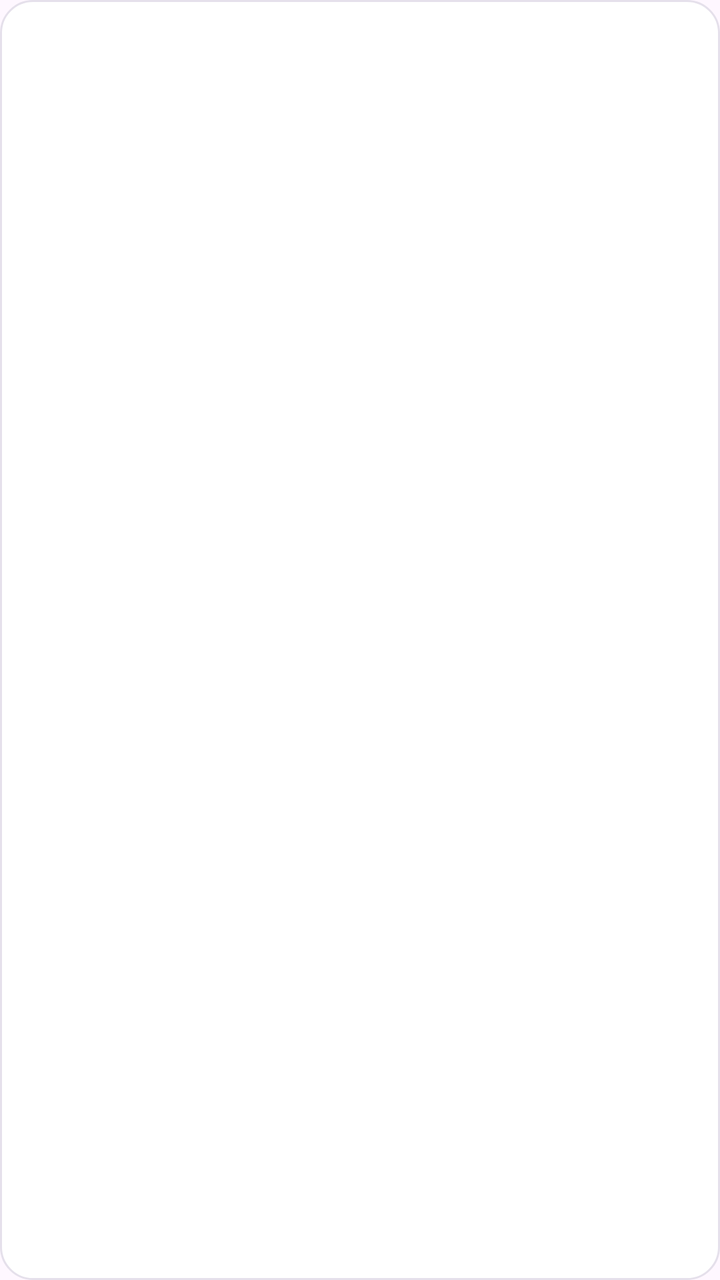
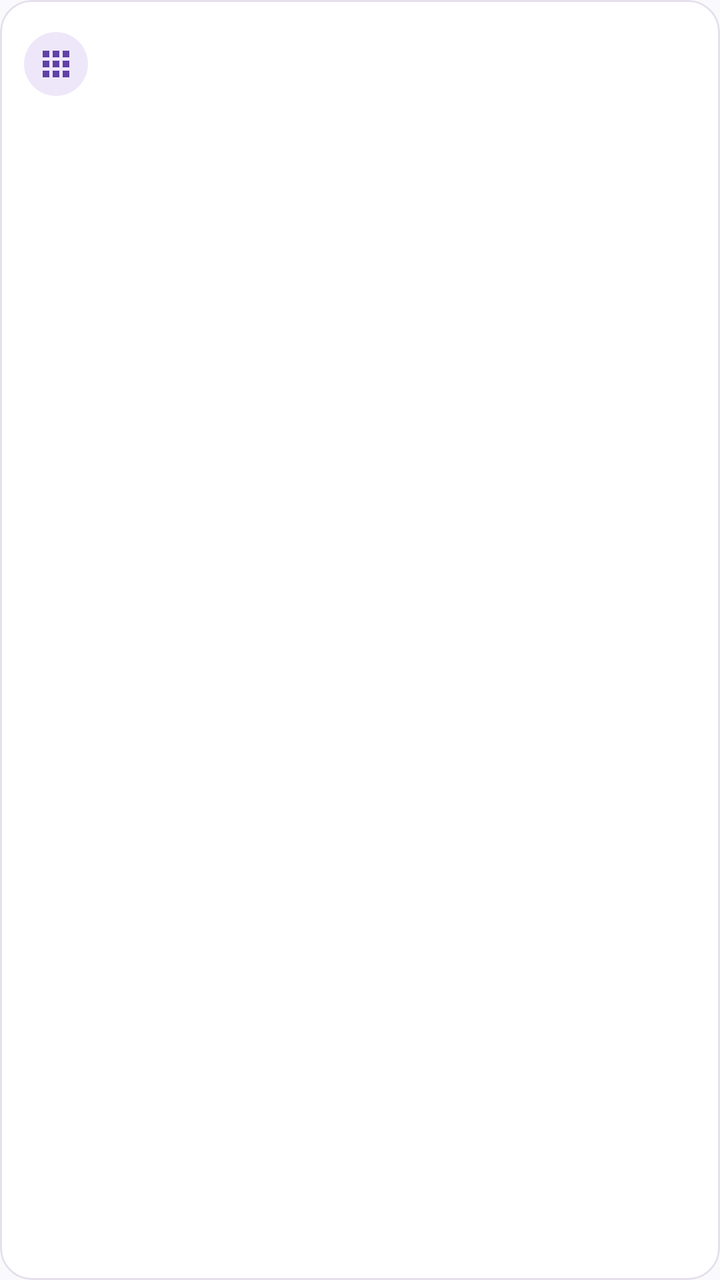

An Android layout rendered at two revisions. The XML below is the earlier revision; the diff shows what the commit changed to produce the second picture.
<!-- AndroidManifest.xml: application theme Theme.ApiMovil -->
<!-- res/layout/item_fila_doble.xml -->
<?xml version="1.0" encoding="utf-8"?>
<LinearLayout xmlns:android="http://schemas.android.com/apk/res/android"
    android:layout_width="match_parent"
    android:layout_height="wrap_content"
    android:orientation="vertical"
    android:background="@drawable/bg_tarjeta"
    android:padding="16dp"
    android:layout_marginBottom="10dp">

    <TextView
        android:id="@+id/textTitulo"
        android:layout_width="match_parent"
        android:layout_height="wrap_content"
        android:textStyle="bold"
        android:textSize="16sp"
        android:textColor="@color/texto_principal" />

    <TextView
        android:id="@+id/textSubtitulo"
        android:layout_width="match_parent"
        android:layout_height="wrap_content"
        android:textSize="13sp"
        android:textColor="@color/texto_secundario"
        android:layout_marginTop="2dp" />

</LinearLayout>
<!-- resources referenced by this layout -->
<resources>
  <color name="texto_principal">#24212D</color>
  <color name="texto_secundario">#706A7A</color>
  <!-- drawable bg_tarjeta (drawable) -->
  <?xml version="1.0" encoding="utf-8"?>
  <shape xmlns:android="http://schemas.android.com/apk/res/android" android:shape="rectangle">
      <solid android:color="@color/blanco" />
      <corners android:radius="16dp" />
      <stroke android:width="1dp" android:color="@color/borde" />
  </shape>
  <style name="Theme.ApiMovil" parent="Theme.Material3.DayNight.NoActionBar">
          <item name="colorPrimary">@color/purple_500</item>
          <item name="colorPrimaryVariant">@color/purple_700</item>
          <item name="colorOnPrimary">@color/white</item>
          <item name="colorSecondary">@color/teal_200</item>
      </style>
  <color name="blanco">#FFFFFF</color>
  <color name="borde">#E5E0EB</color>
  <color name="purple_500">#6042A6</color>
  <color name="purple_700">#342052</color>
  <color name="white">#FFFFFFFF</color>
  <color name="teal_200">#6042A6</color>
</resources>

<!-- the commit's change to res/layout/item_fila_doble.xml (unified diff, before → after) -->
@@ -1,26 +1,53 @@
 <?xml version="1.0" encoding="utf-8"?>
-<LinearLayout xmlns:android="http://schemas.android.com/apk/res/android"
+<com.google.android.material.card.MaterialCardView xmlns:android="http://schemas.android.com/apk/res/android"
+    xmlns:app="http://schemas.android.com/apk/res-auto"
     android:layout_width="match_parent"
     android:layout_height="wrap_content"
-    android:orientation="vertical"
-    android:background="@drawable/bg_tarjeta"
-    android:padding="16dp"
-    android:layout_marginBottom="10dp">
+    android:layout_marginBottom="10dp"
+    app:cardBackgroundColor="@color/blanco"
+    app:cardCornerRadius="16dp"
+    app:cardElevation="0dp"
+    app:contentPadding="12dp"
+    app:strokeColor="@color/borde"
+    app:strokeWidth="1dp">
 
-    <TextView
-        android:id="@+id/textTitulo"
+    <LinearLayout
         android:layout_width="match_parent"
         android:layout_height="wrap_content"
-        android:textStyle="bold"
-        android:textSize="16sp"
-        android:textColor="@color/texto_principal" />
+        android:gravity="center_vertical"
+        android:orientation="horizontal">
 
-    <TextView
-        android:id="@+id/textSubtitulo"
-        android:layout_width="match_parent"
-        android:layout_height="wrap_content"
-        android:textSize="13sp"
-        android:textColor="@color/texto_secundario"
-        android:layout_marginTop="2dp" />
+        <ImageView
+            android:layout_width="32dp"
+            android:layout_height="32dp"
+            android:background="@drawable/bg_tarjeta_info"
+            android:contentDescription="@null"
+            android:padding="6dp"
+            android:src="@drawable/ic_nav_catalogos"
+            app:tint="@color/marca" />
 
-</LinearLayout>
+        <LinearLayout
+            android:layout_width="0dp"
+            android:layout_height="wrap_content"
+            android:layout_marginStart="12dp"
+            android:layout_weight="1"
+            android:orientation="vertical">
+
+            <TextView
+                android:id="@+id/textTitulo"
+                android:layout_width="match_parent"
+                android:layout_height="wrap_content"
+                android:textColor="@color/texto_principal"
+                android:textSize="15sp"
+                android:textStyle="bold" />
+
+            <TextView
+                android:id="@+id/textSubtitulo"
+                android:layout_width="match_parent"
+                android:layout_height="wrap_content"
+                android:layout_marginTop="2dp"
+                android:textColor="@color/texto_secundario"
+                android:textSize="13sp" />
+        </LinearLayout>
+    </LinearLayout>
+</com.google.android.material.card.MaterialCardView>
<!-- resource entries referenced after the edit -->
@@ -2,24 +2,34 @@
 <resources>
   <color name="texto_principal">#24212D</color>
   <color name="texto_secundario">#706A7A</color>
-  <!-- drawable bg_tarjeta (drawable) -->
+  <!-- drawable bg_tarjeta_info (drawable) -->
   <?xml version="1.0" encoding="utf-8"?>
   <shape xmlns:android="http://schemas.android.com/apk/res/android" android:shape="rectangle">
-      <solid android:color="@color/blanco" />
+      <solid android:color="@color/marca_claro" />
       <corners android:radius="16dp" />
-      <stroke android:width="1dp" android:color="@color/borde" />
   </shape>
-  <style name="Theme.ApiMovil" parent="Theme.Material3.DayNight.NoActionBar">
-          <item name="colorPrimary">@color/purple_500</item>
-          <item name="colorPrimaryVariant">@color/purple_700</item>
-          <item name="colorOnPrimary">@color/white</item>
-          <item name="colorSecondary">@color/teal_200</item>
+  <!-- drawable ic_nav_catalogos (drawable) -->
+  <?xml version="1.0" encoding="utf-8"?>
+  <vector xmlns:android="http://schemas.android.com/apk/res/android"
+      android:width="24dp" android:height="24dp"
+      android:viewportWidth="24" android:viewportHeight="24">
+      <path android:fillColor="#FF000000"
+          android:pathData="M4,8h4L8,4L4,4v4zM10,20h4v-4h-4v4zM4,20h4v-4L4,16v4zM4,14h4v-4L4,10v4zM10,14h4v-4h-4v4zM16,4v4h4L20,4h-4zM10,8h4L14,4h-4v4zM16,14h4v-4h-4v4zM16,20h4v-4h-4v4z" />
+  </vector>
+  <style name="Theme.ApiMovil" parent="Theme.MaterialComponents.DayNight.NoActionBar">
+          <item name="colorPrimary">@color/marca</item>
+          <item name="colorPrimaryVariant">@color/marca_oscuro</item>
+          <item name="colorOnPrimary">@color/blanco</item>
+          <item name="colorSecondary">@color/marca_claro</item>
+          <item name="colorOnSecondary">@color/texto_principal</item>
+          <item name="android:windowBackground">@color/fondo</item>
+          <item name="android:statusBarColor">@color/marca_oscuro</item>
       </style>
+  <color name="marca_claro">#EEE7FA</color>
+  <color name="marca_oscuro">#342052</color>
+  <color name="fondo">#FAF9FC</color>
   <color name="blanco">#FFFFFF</color>
   <color name="borde">#E5E0EB</color>
-  <color name="purple_500">#6042A6</color>
-  <color name="purple_700">#342052</color>
-  <color name="white">#FFFFFFFF</color>
-  <color name="teal_200">#6042A6</color>
+  <color name="marca">#6042A6</color>
 </resources>
 
